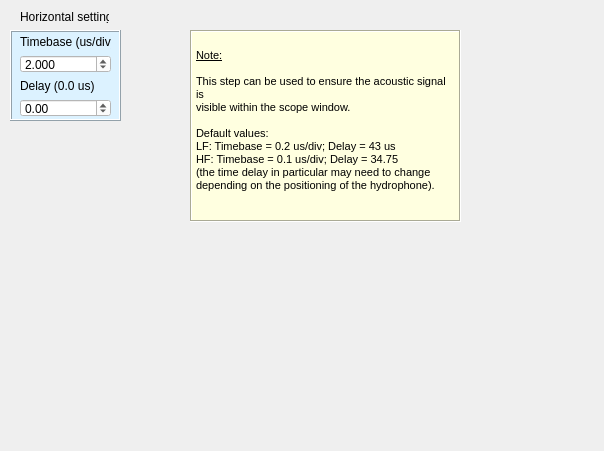
Above: Widget_Library/widget_oscilloscope_timebase.ui from 8foldrepo/RF_Balance_Profound before the change. Below: the same form after it.
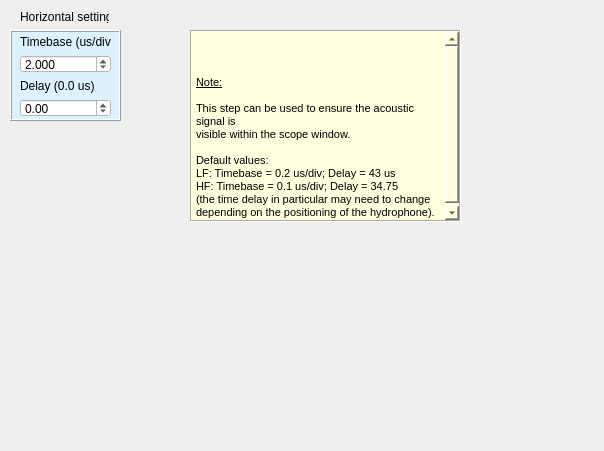
That is the form after the change.

What changed in the file:
```diff
--- a/Widget_Library/widget_oscilloscope_timebase.ui
+++ b/Widget_Library/widget_oscilloscope_timebase.ui
@@ -120,20 +120,36 @@
    </property>
    <property name="html">
     <string>&lt;!DOCTYPE HTML PUBLIC &quot;-//W3C//DTD HTML 4.0//EN&quot; &quot;http://www.w3.org/TR/REC-html40/strict.dtd&quot;&gt;
-&lt;html&gt;&lt;head&gt;&lt;meta name=&quot;qrichtext&quot; content=&quot;1&quot; /&gt;&lt;style type=&quot;text/css&quot;&gt;
-p, li { white-space: pre-wrap; }
-&lt;/style&gt;&lt;/head&gt;&lt;body style=&quot; font-family:'MS Shell Dlg 2'; font-size:8.25pt; font-weight:400; font-style:normal;&quot;&gt;
-&lt;p style=&quot; margin-top:0px; margin-bottom:0px; margin-left:0px; margin-right:0px; -qt-block-indent:0; text-indent:0px;&quot;&gt;                    &lt;/p&gt;
-&lt;p style=&quot; margin-top:0px; margin-bottom:0px; margin-left:0px; margin-right:0px; -qt-block-indent:0; text-indent:0px;&quot;&gt;&lt;span style=&quot; text-decoration: underline;&quot;&gt;Note:&lt;/span&gt;                    &lt;/p&gt;
-&lt;p style=&quot; margin-top:0px; margin-bottom:0px; margin-left:0px; margin-right:0px; -qt-block-indent:0; text-indent:0px;&quot;&gt;                    &lt;/p&gt;
-&lt;p style=&quot; margin-top:0px; margin-bottom:0px; margin-left:0px; margin-right:0px; -qt-block-indent:0; text-indent:0px;&quot;&gt;This step can be used to ensure the acoustic signal is                    &lt;/p&gt;
-&lt;p style=&quot; margin-top:0px; margin-bottom:0px; margin-left:0px; margin-right:0px; -qt-block-indent:0; text-indent:0px;&quot;&gt;visible within the scope window.                    &lt;/p&gt;
-&lt;p style=&quot; margin-top:0px; margin-bottom:0px; margin-left:0px; margin-right:0px; -qt-block-indent:0; text-indent:0px;&quot;&gt;                    &lt;/p&gt;
-&lt;p style=&quot; margin-top:0px; margin-bottom:0px; margin-left:0px; margin-right:0px; -qt-block-indent:0; text-indent:0px;&quot;&gt;Default values:                    &lt;/p&gt;
-&lt;p style=&quot; margin-top:0px; margin-bottom:0px; margin-left:0px; margin-right:0px; -qt-block-indent:0; text-indent:0px;&quot;&gt;LF: Timebase = 0.2 us/div; Delay = 43 us                    &lt;/p&gt;
-&lt;p style=&quot; margin-top:0px; margin-bottom:0px; margin-left:0px; margin-right:0px; -qt-block-indent:0; text-indent:0px;&quot;&gt;HF: Timebase = 0.1 us/div; Delay = 34.75                    &lt;/p&gt;
-&lt;p style=&quot; margin-top:0px; margin-bottom:0px; margin-left:0px; margin-right:0px; -qt-block-indent:0; text-indent:0px;&quot;&gt;(the time delay in particular may need to change                    &lt;/p&gt;
-&lt;p style=&quot; margin-top:0px; margin-bottom:0px; margin-left:0px; margin-right:0px; -qt-block-indent:0; text-indent:0px;&quot;&gt;depending on the positioning of the hydrophone).                &lt;/p&gt;&lt;/body&gt;&lt;/html&gt;</string>
+                    &lt;html&gt;&lt;head&gt;&lt;meta name=&quot;qrichtext&quot; content=&quot;1&quot; /&gt;&lt;style
+                    type=&quot;text/css&quot;&gt;
+                    p, li { white-space: pre-wrap; }
+                    &lt;/style&gt;&lt;/head&gt;&lt;body style=&quot; font-family:'MS Shell Dlg 2'; font-size:8.25pt;
+                    font-weight:400; font-style:normal;&quot;&gt;
+                    &lt;p style=&quot; margin-top:0px; margin-bottom:0px; margin-left:0px; margin-right:0px;
+                    -qt-block-indent:0; text-indent:0px;&quot;&gt; &lt;/p&gt;
+                    &lt;p style=&quot; margin-top:0px; margin-bottom:0px; margin-left:0px; margin-right:0px;
+                    -qt-block-indent:0; text-indent:0px;&quot;&gt;&lt;span style=&quot; text-decoration: underline;&quot;&gt;Note:&lt;/span&gt;
+                    &lt;/p&gt;
+                    &lt;p style=&quot; margin-top:0px; margin-bottom:0px; margin-left:0px; margin-right:0px;
+                    -qt-block-indent:0; text-indent:0px;&quot;&gt; &lt;/p&gt;
+                    &lt;p style=&quot; margin-top:0px; margin-bottom:0px; margin-left:0px; margin-right:0px;
+                    -qt-block-indent:0; text-indent:0px;&quot;&gt;This step can be used to ensure the acoustic signal is
+                    &lt;/p&gt;
+                    &lt;p style=&quot; margin-top:0px; margin-bottom:0px; margin-left:0px; margin-right:0px;
+                    -qt-block-indent:0; text-indent:0px;&quot;&gt;visible within the scope window. &lt;/p&gt;
+                    &lt;p style=&quot; margin-top:0px; margin-bottom:0px; margin-left:0px; margin-right:0px;
+                    -qt-block-indent:0; text-indent:0px;&quot;&gt; &lt;/p&gt;
+                    &lt;p style=&quot; margin-top:0px; margin-bottom:0px; margin-left:0px; margin-right:0px;
+                    -qt-block-indent:0; text-indent:0px;&quot;&gt;Default values: &lt;/p&gt;
+                    &lt;p style=&quot; margin-top:0px; margin-bottom:0px; margin-left:0px; margin-right:0px;
+                    -qt-block-indent:0; text-indent:0px;&quot;&gt;LF: Timebase = 0.2 us/div; Delay = 43 us &lt;/p&gt;
+                    &lt;p style=&quot; margin-top:0px; margin-bottom:0px; margin-left:0px; margin-right:0px;
+                    -qt-block-indent:0; text-indent:0px;&quot;&gt;HF: Timebase = 0.1 us/div; Delay = 34.75 &lt;/p&gt;
+                    &lt;p style=&quot; margin-top:0px; margin-bottom:0px; margin-left:0px; margin-right:0px;
+                    -qt-block-indent:0; text-indent:0px;&quot;&gt;(the time delay in particular may need to change &lt;/p&gt;
+                    &lt;p style=&quot; margin-top:0px; margin-bottom:0px; margin-left:0px; margin-right:0px;
+                    -qt-block-indent:0; text-indent:0px;&quot;&gt;depending on the positioning of the hydrophone). &lt;/p&gt;&lt;/body&gt;&lt;/html&gt;
+                </string>
    </property>
   </widget>
  </widget>
```
Lines whose indentation alone changed are shown as unchanged.
